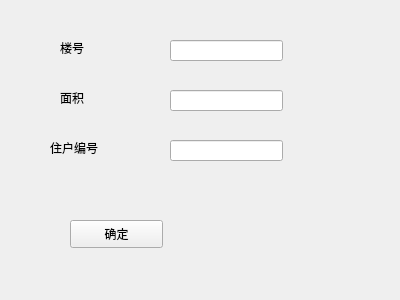
The window that UI/register_ui/register_house.ui (JJLee7447/property_management_system) describes before a commit, drawn with Qt 5.
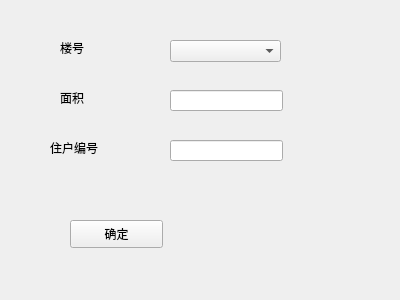
The same window after the commit.

```diff
--- a/UI/register_ui/register_house.ui
+++ b/UI/register_ui/register_house.ui
@@ -52,16 +52,6 @@
     <string>住户编号</string>
    </property>
   </widget>
-  <widget class="QLineEdit" name="building_id">
-   <property name="geometry">
-    <rect>
-     <x>170</x>
-     <y>40</y>
-     <width>113</width>
-     <height>21</height>
-    </rect>
-   </property>
-  </widget>
   <widget class="QLineEdit" name="area">
    <property name="geometry">
     <rect>
@@ -95,6 +85,16 @@
     <string>确定</string>
    </property>
   </widget>
+  <widget class="QComboBox" name="building_id_comboBox">
+   <property name="geometry">
+    <rect>
+     <x>170</x>
+     <y>40</y>
+     <width>111</width>
+     <height>22</height>
+    </rect>
+   </property>
+  </widget>
  </widget>
  <resources/>
  <connections/>
```
